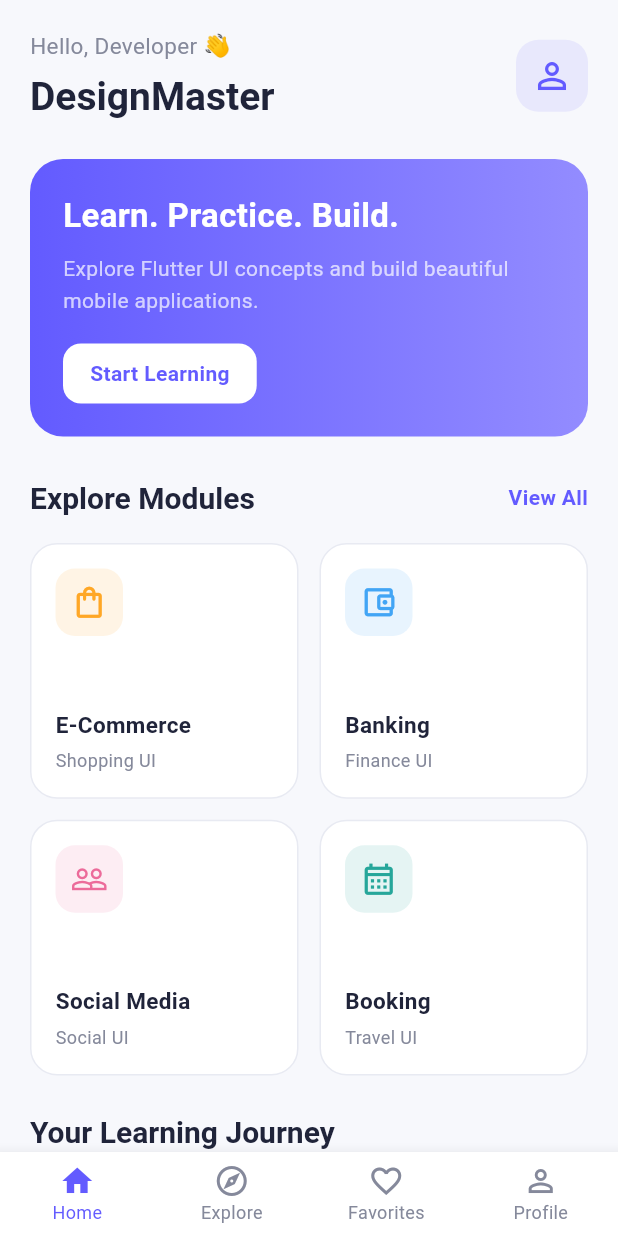
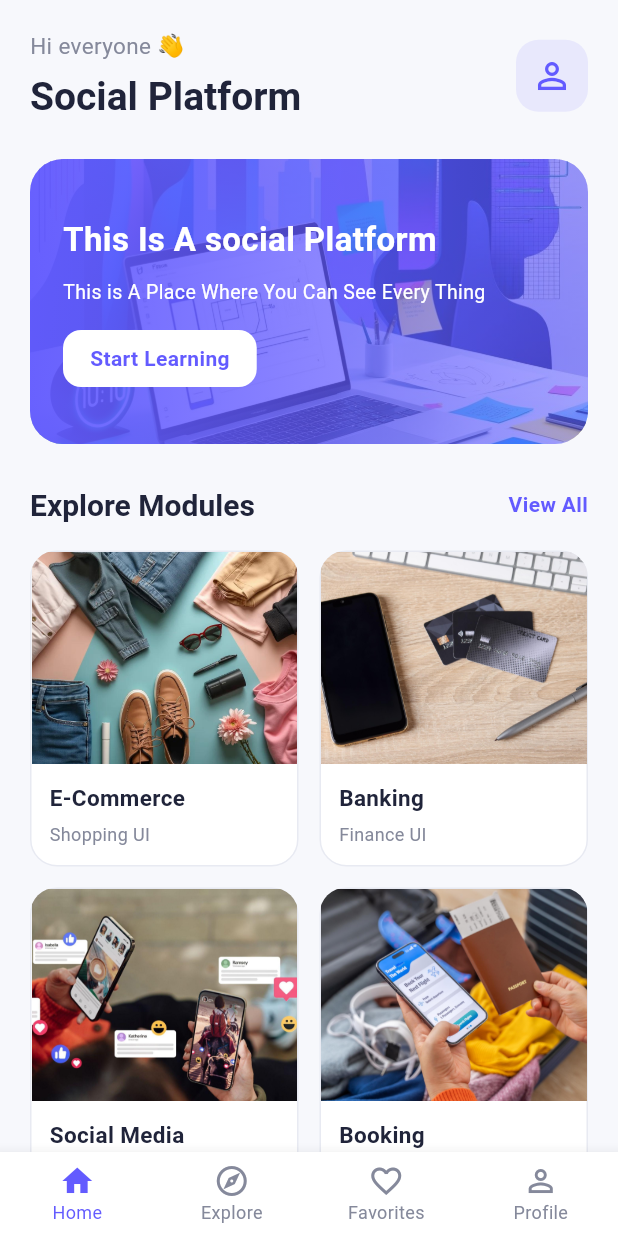
Before and after one commit to muhammadtalha488si/designmaster-flutter-ui, a Flutter app: the screen it shows after launch, on a phone screen of 412 x 824 dp. Run offline on Flutter 3.47's test engine with Material 3 defaults, Android fonts, the phone set to English and light mode, and no system bars.

Commit message:
add new file

```diff
--- a/lib/main.dart
+++ b/lib/main.dart
@@ -18,7 +18,7 @@ class DesignMasterApp extends StatelessWidget {
     return MaterialApp(
       debugShowCheckedModeBanner: false,
 
-      title: 'DesignMaster',
+      title: 'Social Platform',
 
       theme: AppTheme.lightTheme,
 
--- a/lib/screens/dashboard/dashboard_screen.dart
+++ b/lib/screens/dashboard/dashboard_screen.dart
@@ -1,3 +1,4 @@
+
 import 'package:flutter/material.dart';
 import '../../themes/app_colors.dart';
 
@@ -12,8 +13,7 @@ class DashboardScreen extends StatelessWidget {
         child: Column(
           crossAxisAlignment: CrossAxisAlignment.start,
           children: [
-
-            // Header
+            // HEADER
             Row(
               mainAxisAlignment: MainAxisAlignment.spaceBetween,
               children: [
@@ -21,7 +21,7 @@ class DashboardScreen extends StatelessWidget {
                   crossAxisAlignment: CrossAxisAlignment.start,
                   children: [
                     const Text(
-                      'Hello, Developer 👋',
+                      'Hi everyone 👋',
                       style: TextStyle(
                         fontSize: 15,
                         color: AppColors.textSecondary,
@@ -29,14 +29,12 @@ class DashboardScreen extends StatelessWidget {
                     ),
                     const SizedBox(height: 6),
                     Text(
-                      'DesignMaster',
+                      'Social Platform',
                       style: Theme.of(context)
-                          .textTheme
-                          .headlineMedium,
+                          .textTheme.headlineMedium,
                     ),
                   ],
                 ),
-
                 Container(
                   height: 48,
                   width: 48,
@@ -55,53 +53,69 @@ class DashboardScreen extends StatelessWidget {
 
             const SizedBox(height: 25),
 
-            // Welcome Card
+            // DASHBOARD BANNER IMAGE
+            ClipRRect(
+              borderRadius: BorderRadius.circular(22),
+              child: SizedBox(
+                height: 190,
+                width: double.infinity,
+                child: Stack(
+                  fit: StackFit.expand,
+                  children: [
+                    Image.asset(
+                      'assets/images/dashboard_banner.jpg',
+                      fit: BoxFit.cover,
+                    ),
+
                     Container(
-              width: double.infinity,
+                      decoration: BoxDecoration(
+                        gradient: LinearGradient(
+                          colors: [
+                            AppColors.primary.withOpacity(0.95),
+                            AppColors.primary.withOpacity(0.55),
+                          ],
+                          begin: Alignment.centerLeft,
+                          end: Alignment.centerRight,
+                        ),
+                      ),
+                    ),
+
+                    Padding(
                       padding: const EdgeInsets.all(22),
-              decoration: BoxDecoration(
-                gradient: const LinearGradient(
-                  colors: [
-                    AppColors.primary,
-                    Color(0xFF938CFF),
-                  ],
-                ),
-                borderRadius: BorderRadius.circular(22),
-              ),
                       child: Column(
-                crossAxisAlignment: CrossAxisAlignment.start,
+                        crossAxisAlignment:
+                            CrossAxisAlignment.start,
+                        mainAxisAlignment:
+                            MainAxisAlignment.center,
                         children: [
                           const Text(
-                    'Learn. Practice. Build.',
+                            'This Is A social Platform',
                             style: TextStyle(
                               color: Colors.white,
                               fontSize: 22,
                               fontWeight: FontWeight.bold,
                             ),
                           ),
-
                           const SizedBox(height: 10),
-
                           const Text(
-                    'Explore Flutter UI concepts and '
-                    'build beautiful mobile applications.',
+                            'This is A Place Where You Can See Every Thing '
+                           ,
                             style: TextStyle(
-                      color: Colors.white70,
-                      fontSize: 14,
+                              color: Colors.white,
+                              fontSize: 13,
                               height: 1.5,
                             ),
                           ),
-
-                  const SizedBox(height: 18),
-
+                          const SizedBox(height: 15),
                           Container(
                             padding: const EdgeInsets.symmetric(
                               horizontal: 18,
-                      vertical: 10,
+                              vertical: 9,
                             ),
                             decoration: BoxDecoration(
                               color: Colors.white,
-                      borderRadius: BorderRadius.circular(12),
+                              borderRadius:
+                                  BorderRadius.circular(12),
                             ),
                             child: const Text(
                               'Start Learning',
@@ -114,10 +128,14 @@ class DashboardScreen extends StatelessWidget {
                         ],
                       ),
                     ),
+                  ],
+                ),
+              ),
+            ),
 
             const SizedBox(height: 28),
 
-            // Section Heading
+            // MODULE HEADING
             Row(
               mainAxisAlignment: MainAxisAlignment.spaceBetween,
               children: [
@@ -125,7 +143,6 @@ class DashboardScreen extends StatelessWidget {
                   'Explore Modules',
                   style: Theme.of(context).textTheme.titleLarge,
                 ),
-
                 const Text(
                   'View All',
                   style: TextStyle(
@@ -138,41 +155,37 @@ class DashboardScreen extends StatelessWidget {
 
             const SizedBox(height: 18),
 
-            // Module Grid
+            // MODULE GRID
             GridView.count(
               crossAxisCount: 2,
               shrinkWrap: true,
               physics: const NeverScrollableScrollPhysics(),
               crossAxisSpacing: 14,
               mainAxisSpacing: 14,
-              childAspectRatio: 1.05,
-
+              childAspectRatio: 0.85,
               children: const [
                 ModuleCard(
                   title: 'E-Commerce',
                   subtitle: 'Shopping UI',
-                  icon: Icons.shopping_bag_outlined,
+                  imagePath: 'assets/images/ecommerce.jpg',
                   color: AppColors.orange,
                 ),
-
                 ModuleCard(
                   title: 'Banking',
                   subtitle: 'Finance UI',
-                  icon: Icons.account_balance_wallet_outlined,
+                  imagePath: 'assets/images/banking.jpg',
                   color: AppColors.blue,
                 ),
-
                 ModuleCard(
                   title: 'Social Media',
                   subtitle: 'Social UI',
-                  icon: Icons.people_outline,
+                  imagePath: 'assets/images/social_media.jpg',
                   color: AppColors.pink,
                 ),
-
                 ModuleCard(
                   title: 'Booking',
                   subtitle: 'Travel UI',
-                  icon: Icons.calendar_month_outlined,
+                  imagePath: 'assets/images/booking.jpg',
                   color: AppColors.green,
                 ),
               ],
@@ -180,7 +193,7 @@ class DashboardScreen extends StatelessWidget {
 
             const SizedBox(height: 25),
 
-            // Learning Section
+            // LEARNING JOURNEY
             Text(
               'Your Learning Journey',
               style: Theme.of(context).textTheme.titleLarge,
@@ -193,9 +206,7 @@ class DashboardScreen extends StatelessWidget {
               decoration: BoxDecoration(
                 color: Colors.white,
                 borderRadius: BorderRadius.circular(18),
-                border: Border.all(
-                  color: AppColors.border,
-                ),
+                border: Border.all(color: AppColors.border),
               ),
               child: const Row(
                 children: [
@@ -204,12 +215,11 @@ class DashboardScreen extends StatelessWidget {
                     color: AppColors.primary,
                     size: 35,
                   ),
-
                   SizedBox(width: 14),
-
                   Expanded(
                     child: Column(
-                      crossAxisAlignment: CrossAxisAlignment.start,
+                      crossAxisAlignment:
+                          CrossAxisAlignment.start,
                       children: [
                         Text(
                           'Your Journey Starts Here',
@@ -218,9 +228,7 @@ class DashboardScreen extends StatelessWidget {
                             fontSize: 15,
                           ),
                         ),
-
                         SizedBox(height: 5),
-
                         Text(
                           'Build your Flutter skills step by step.',
                           style: TextStyle(
@@ -241,64 +249,70 @@ class DashboardScreen extends StatelessWidget {
   }
 }
 
-// Reusable Module Card
+// REUSABLE MODULE CARD WITH IMAGE
 
 class ModuleCard extends StatelessWidget {
   final String title;
   final String subtitle;
-  final IconData icon;
+  final String imagePath;
   final Color color;
 
   const ModuleCard({
     super.key,
     required this.title,
     required this.subtitle,
-    required this.icon,
+    required this.imagePath,
     required this.color,
   });
 
   @override
   Widget build(BuildContext context) {
     return Container(
-      padding: const EdgeInsets.all(16),
       decoration: BoxDecoration(
         color: Colors.white,
         borderRadius: BorderRadius.circular(18),
-        border: Border.all(
-          color: AppColors.border,
+        border: Border.all(color: AppColors.border),
       ),
-      ),
+      clipBehavior: Clip.antiAlias,
       child: Column(
         crossAxisAlignment: CrossAxisAlignment.start,
-        mainAxisAlignment: MainAxisAlignment.center,
         children: [
-          Container(
-            height: 45,
-            width: 45,
-            decoration: BoxDecoration(
+          Expanded(
+            child: SizedBox(
+              width: double.infinity,
+              child: Image.asset(
+                imagePath,
+                fit: BoxFit.cover,
+                errorBuilder: (context, error, stackTrace) {
+                  return Container(
                     color: color.withOpacity(0.12),
-              borderRadius: BorderRadius.circular(13),
+                    child: Icon(
+                      Icons.image_not_supported_outlined,
+                      color: color,
+                      size: 40,
                     ),
-            child: Icon(
-              icon,
-              color: color,
-              size: 25,
+                  );
+                },
+              ),
             ),
           ),
 
-          const Spacer(),
-
+          Padding(
+            padding: const EdgeInsets.all(12),
+            child: Column(
+              crossAxisAlignment: CrossAxisAlignment.start,
+              children: [
                 Text(
                   title,
+                  maxLines: 1,
+                  overflow: TextOverflow.ellipsis,
                   style: const TextStyle(
                     fontSize: 15,
                     fontWeight: FontWeight.bold,
                     color: AppColors.textPrimary,
                   ),
                 ),
-
                 const SizedBox(height: 5),
-
                 Text(
                   subtitle,
                   style: const TextStyle(
@@ -308,6 +322,9 @@ class ModuleCard extends StatelessWidget {
                 ),
               ],
             ),
+          ),
+        ],
+      ),
     );
   }
 }
--- a/pubspec.yaml
+++ b/pubspec.yaml
@@ -52,6 +52,11 @@ dev_dependencies:
 # The following section is specific to Flutter packages.
 flutter:
 
+  assets:
+    - assets/images/
+    - assets/icons/
+
+
   # The following line ensures that the Material Icons font is
   # included with your application, so that you can use the icons in
   # the material Icons class.
```
Also changed, not shown: assets/images/banking.jpg (added), assets/images/booking.jpg (added), assets/images/dashboard_banner.jpg (added), assets/images/ecommerce.jpg (added), assets/images/social_media.jpg (added). Lines whose indentation alone changed are shown as unchanged.
